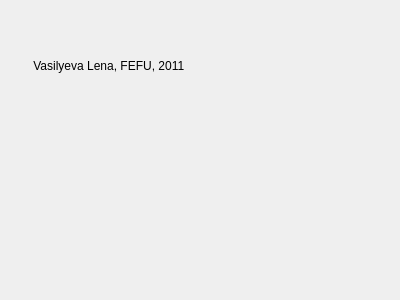
Old version of the form design_files/dialog_about.ui in the repository elvslv/CompanyDatabase.
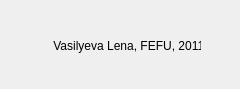
New version of the form.

```diff
--- a/design_files/dialog_about.ui
+++ b/design_files/dialog_about.ui
@@ -6,8 +6,8 @@
    <rect>
     <x>0</x>
     <y>0</y>
-    <width>400</width>
-    <height>300</height>
+    <width>240</width>
+    <height>89</height>
    </rect>
   </property>
   <property name="windowTitle">
@@ -16,9 +16,9 @@
   <widget class="QLabel" name="label">
    <property name="geometry">
     <rect>
-     <x>30</x>
-     <y>40</y>
-     <width>191</width>
+     <x>50</x>
+     <y>20</y>
+     <width>151</width>
      <height>51</height>
     </rect>
    </property>
```
